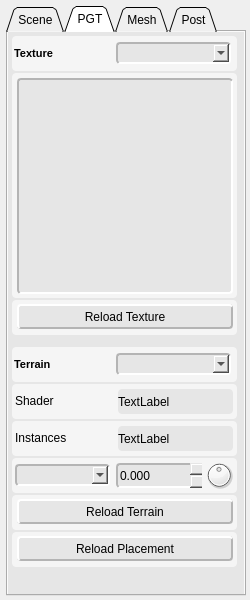
Old version of the form ShaderEditor/qt/project/tweaker.ui in the repository karajensen/shader-editor.
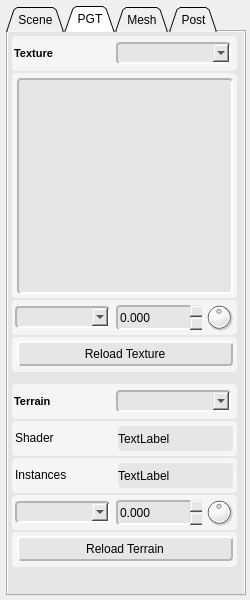
New version of the form. The open tabs and pages were chosen to show the change.

What changed in the file:
```diff
--- a/ShaderEditor/qt/project/tweaker.ui
+++ b/ShaderEditor/qt/project/tweaker.ui
@@ -1373,6 +1373,63 @@
           </widget>
          </widget>
         </item>
+        <item>
+         <widget class="QFrame" name="reloadPlacement">
+          <property name="sizePolicy">
+           <sizepolicy hsizetype="Fixed" vsizetype="Fixed">
+            <horstretch>0</horstretch>
+            <verstretch>0</verstretch>
+           </sizepolicy>
+          </property>
+          <property name="minimumSize">
+           <size>
+            <width>225</width>
+            <height>35</height>
+           </size>
+          </property>
+          <property name="maximumSize">
+           <size>
+            <width>225</width>
+            <height>35</height>
+           </size>
+          </property>
+          <property name="styleSheet">
+           <string notr="true">background-color: rgb(245, 245, 245);
+border-radius: 4px;</string>
+          </property>
+          <property name="frameShape">
+           <enum>QFrame::Panel</enum>
+          </property>
+          <property name="frameShadow">
+           <enum>QFrame::Raised</enum>
+          </property>
+          <widget class="QPushButton" name="reloadPlacement_btn">
+           <property name="geometry">
+            <rect>
+             <x>5</x>
+             <y>4</y>
+             <width>216</width>
+             <height>25</height>
+            </rect>
+           </property>
+           <property name="styleSheet">
+            <string notr="true">background-color: rgb(230, 230, 230);
+border-top-color: rgb(255, 255, 255);
+border-left-color: rgb(255, 255, 255);
+border-bottom-color: rgb(180, 180, 180);
+border-right-color: rgb(180, 180, 180);
+border-style: solid;
+border-width: 2px;</string>
+           </property>
+           <property name="text">
+            <string>Reload Placement</string>
+           </property>
+           <property name="default">
+            <bool>false</bool>
+           </property>
+          </widget>
+         </widget>
+        </item>
         <item>
          <widget class="QFrame" name="reloadEngine">
           <property name="sizePolicy">
@@ -1717,6 +1774,173 @@
           </widget>
          </widget>
         </item>
+        <item>
+         <widget class="QFrame" name="textureAttributes">
+          <property name="minimumSize">
+           <size>
+            <width>225</width>
+            <height>35</height>
+           </size>
+          </property>
+          <property name="maximumSize">
+           <size>
+            <width>225</width>
+            <height>35</height>
+           </size>
+          </property>
+          <property name="styleSheet">
+           <string notr="true">background-color: rgb(245, 245, 245);
+border-radius: 4px;</string>
+          </property>
+          <property name="frameShape">
+           <enum>QFrame::NoFrame</enum>
+          </property>
+          <property name="frameShadow">
+           <enum>QFrame::Plain</enum>
+          </property>
+          <property name="lineWidth">
+           <number>0</number>
+          </property>
+          <widget class="QDoubleSpinBox" name="textureAttributes_value">
+           <property name="geometry">
+            <rect>
+             <x>104</x>
+             <y>5</y>
+             <width>86</width>
+             <height>25</height>
+            </rect>
+           </property>
+           <property name="sizePolicy">
+            <sizepolicy hsizetype="Fixed" vsizetype="Fixed">
+             <horstretch>0</horstretch>
+             <verstretch>0</verstretch>
+            </sizepolicy>
+           </property>
+           <property name="minimumSize">
+            <size>
+             <width>86</width>
+             <height>25</height>
+            </size>
+           </property>
+           <property name="maximumSize">
+            <size>
+             <width>86</width>
+             <height>25</height>
+            </size>
+           </property>
+           <property name="styleSheet">
+            <string notr="true">background-color: rgb(230, 230, 230);
+border-top-color: rgb(180, 180, 180);
+border-left-color: rgb(180, 180, 180);
+border-bottom-color: rgb(255, 255, 255);
+border-right-color: rgb(255, 255, 255);
+border-style: solid;
+border-width: 2px;</string>
+           </property>
+           <property name="frame">
+            <bool>false</bool>
+           </property>
+           <property name="buttonSymbols">
+            <enum>QAbstractSpinBox::UpDownArrows</enum>
+           </property>
+           <property name="decimals">
+            <number>3</number>
+           </property>
+           <property name="minimum">
+            <double>-9999.000000000000000</double>
+           </property>
+           <property name="maximum">
+            <double>9999.000000000000000</double>
+           </property>
+           <property name="singleStep">
+            <double>0.050000000000000</double>
+           </property>
+          </widget>
+          <widget class="QDial" name="textureAttributes_dial">
+           <property name="geometry">
+            <rect>
+             <x>192</x>
+             <y>2</y>
+             <width>30</width>
+             <height>30</height>
+            </rect>
+           </property>
+           <property name="sizePolicy">
+            <sizepolicy hsizetype="Fixed" vsizetype="Fixed">
+             <horstretch>0</horstretch>
+             <verstretch>0</verstretch>
+            </sizepolicy>
+           </property>
+           <property name="minimumSize">
+            <size>
+             <width>30</width>
+             <height>30</height>
+            </size>
+           </property>
+           <property name="maximumSize">
+            <size>
+             <width>30</width>
+             <height>30</height>
+            </size>
+           </property>
+           <property name="styleSheet">
+            <string notr="true">border-width: 0px;</string>
+           </property>
+           <property name="minimum">
+            <number>-10000</number>
+           </property>
+           <property name="maximum">
+            <number>10000</number>
+           </property>
+          </widget>
+          <widget class="QComboBox" name="textureAttributes_box">
+           <property name="geometry">
+            <rect>
+             <x>3</x>
+             <y>6</y>
+             <width>95</width>
+             <height>22</height>
+            </rect>
+           </property>
+           <property name="sizePolicy">
+            <sizepolicy hsizetype="Fixed" vsizetype="Fixed">
+             <horstretch>0</horstretch>
+             <verstretch>0</verstretch>
+            </sizepolicy>
+           </property>
+           <property name="minimumSize">
+            <size>
+             <width>95</width>
+             <height>22</height>
+            </size>
+           </property>
+           <property name="maximumSize">
+            <size>
+             <width>90</width>
+             <height>22</height>
+            </size>
+           </property>
+           <property name="baseSize">
+            <size>
+             <width>90</width>
+             <height>25</height>
+            </size>
+           </property>
+           <property name="styleSheet">
+            <string notr="true">background-color: rgb(230, 230, 230);
+border-top-color: rgb(180, 180, 180);
+border-left-color: rgb(180, 180, 180);
+border-bottom-color: rgb(255, 255, 255);
+border-right-color: rgb(255, 255, 255);
+border-style: solid;
+border-width: 2px;</string>
+           </property>
+           <property name="frame">
+            <bool>false</bool>
+           </property>
+          </widget>
+         </widget>
+        </item>
         <item>
          <widget class="QFrame" name="reloadTexture">
           <property name="sizePolicy">
@@ -2380,63 +2604,6 @@
           </widget>
          </widget>
         </item>
-        <item>
-         <widget class="QFrame" name="reloadPlacement">
-          <property name="sizePolicy">
-           <sizepolicy hsizetype="Fixed" vsizetype="Fixed">
-            <horstretch>0</horstretch>
-            <verstretch>0</verstretch>
-           </sizepolicy>
-          </property>
-          <property name="minimumSize">
-           <size>
-            <width>225</width>
-            <height>35</height>
-           </size>
-          </property>
-          <property name="maximumSize">
-           <size>
-            <width>225</width>
-            <height>35</height>
-           </size>
-          </property>
-          <property name="styleSheet">
-           <string notr="true">background-color: rgb(245, 245, 245);
-border-radius: 4px;</string>
-          </property>
-          <property name="frameShape">
-           <enum>QFrame::Panel</enum>
-          </property>
-          <property name="frameShadow">
-           <enum>QFrame::Raised</enum>
-          </property>
-          <widget class="QPushButton" name="reloadPlacement_btn">
-           <property name="geometry">
-            <rect>
-             <x>5</x>
-             <y>4</y>
-             <width>216</width>
-             <height>25</height>
-            </rect>
-           </property>
-           <property name="styleSheet">
-            <string notr="true">background-color: rgb(230, 230, 230);
-border-top-color: rgb(255, 255, 255);
-border-left-color: rgb(255, 255, 255);
-border-bottom-color: rgb(180, 180, 180);
-border-right-color: rgb(180, 180, 180);
-border-style: solid;
-border-width: 2px;</string>
-           </property>
-           <property name="text">
-            <string>Reload Placement</string>
-           </property>
-           <property name="default">
-            <bool>false</bool>
-           </property>
-          </widget>
-         </widget>
-        </item>
         <item>
          <spacer name="_areaSpacer">
           <property name="orientation">
```
Left out of the diff: 2 changed lines with no effect on the pictures.
